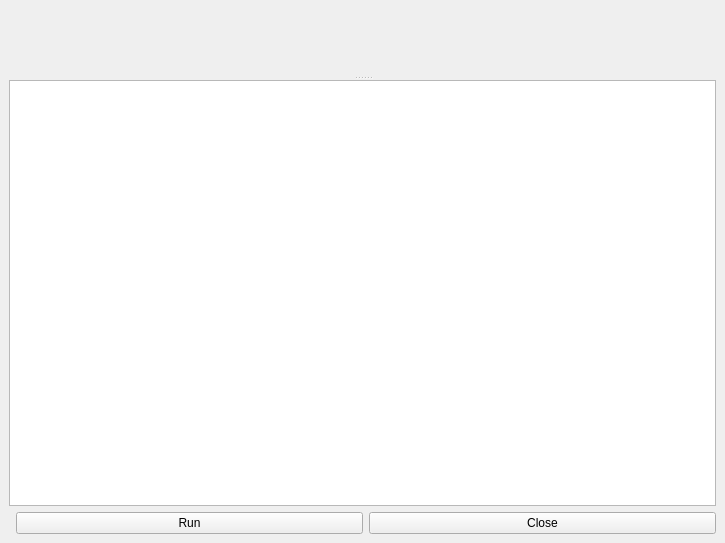
Before: the Qt Designer form source/application/script/ScriptWindow.ui in CST-Modelling-Tools/TonatiuhPP, drawn with Qt 5.
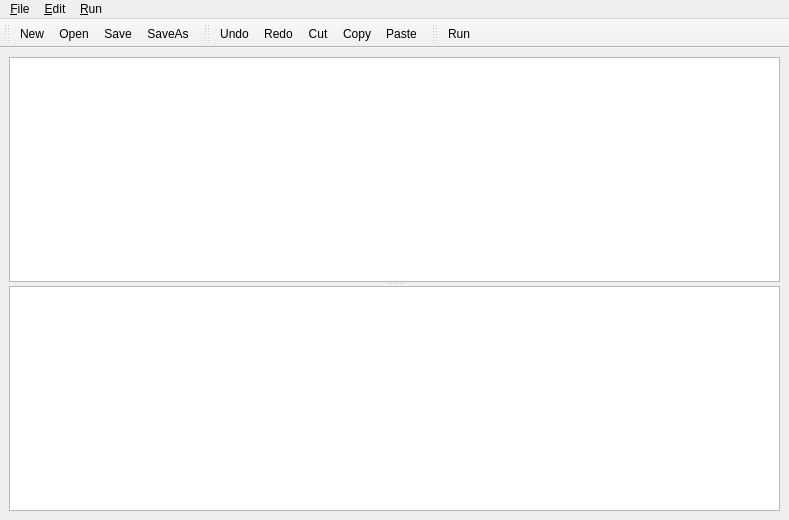
After: the same form once the commit is applied. Icons and pictures are not drawn. Custom widgets are drawn as their Qt base class.

Commit message: ScriptEditor with SyntaxHighlighter

What changed in the file:
```diff
--- a/source/application/script/ScriptWindow.ui
+++ b/source/application/script/ScriptWindow.ui
@@ -6,8 +6,8 @@
    <rect>
     <x>0</x>
     <y>0</y>
-    <width>725</width>
-    <height>543</height>
+    <width>789</width>
+    <height>520</height>
    </rect>
   </property>
   <property name="windowTitle">
@@ -20,54 +20,223 @@
       <property name="orientation">
        <enum>Qt::Vertical</enum>
       </property>
-      <widget class="CodeEditorWidget" name="codeEditorWidget" native="true"/>
+      <widget class="CodeEditor" name="codeEditor"/>
       <widget class="QPlainTextEdit" name="logWidget"/>
      </widget>
     </item>
-    <item>
-     <layout class="QHBoxLayout" name="horizontalLayout">
-      <item>
-       <spacer name="horizontalSpacer">
-        <property name="orientation">
-         <enum>Qt::Horizontal</enum>
-        </property>
-       </spacer>
-      </item>
-      <item>
-       <widget class="QPushButton" name="runButton">
-        <property name="text">
-         <string>Run</string>
-        </property>
-       </widget>
-      </item>
-      <item>
-       <widget class="QPushButton" name="closeButton">
-        <property name="text">
-         <string>Close</string>
-        </property>
-       </widget>
-      </item>
-     </layout>
-    </item>
    </layout>
   </widget>
+  <widget class="QToolBar" name="toolBarFile">
+   <property name="windowTitle">
+    <string>toolBar</string>
+   </property>
+   <attribute name="toolBarArea">
+    <enum>TopToolBarArea</enum>
+   </attribute>
+   <attribute name="toolBarBreak">
+    <bool>false</bool>
+   </attribute>
+   <addaction name="actionFileNew"/>
+   <addaction name="actionFileOpen"/>
+   <addaction name="actionFileSave"/>
+   <addaction name="actionFileSaveAs"/>
+  </widget>
+  <widget class="QToolBar" name="toolBarEdit">
+   <property name="windowTitle">
+    <string>toolBar</string>
+   </property>
+   <attribute name="toolBarArea">
+    <enum>TopToolBarArea</enum>
+   </attribute>
+   <attribute name="toolBarBreak">
+    <bool>false</bool>
+   </attribute>
+   <addaction name="actionEditUndo"/>
+   <addaction name="actionEditRedo"/>
+   <addaction name="actionEditCut"/>
+   <addaction name="actionEditCopy"/>
+   <addaction name="actionEditPaste"/>
+  </widget>
+  <widget class="QToolBar" name="toolBarRun">
+   <property name="windowTitle">
+    <string>toolBar_2</string>
+   </property>
+   <attribute name="toolBarArea">
+    <enum>TopToolBarArea</enum>
+   </attribute>
+   <attribute name="toolBarBreak">
+    <bool>false</bool>
+   </attribute>
+   <addaction name="actionRunScript"/>
+  </widget>
   <widget class="QMenuBar" name="menuBar">
    <property name="geometry">
     <rect>
      <x>0</x>
      <y>0</y>
-     <width>725</width>
+     <width>789</width>
      <height>21</height>
     </rect>
    </property>
+   <widget class="QMenu" name="menu_File">
+    <property name="title">
+     <string>&amp;File</string>
+    </property>
+    <addaction name="actionFileNew"/>
+    <addaction name="actionFileOpen"/>
+    <addaction name="actionFileSave"/>
+    <addaction name="actionFileSaveAs"/>
+   </widget>
+   <widget class="QMenu" name="menu_Edit">
+    <property name="title">
+     <string>&amp;Edit</string>
+    </property>
+    <addaction name="actionEditUndo"/>
+    <addaction name="actionEditRedo"/>
+    <addaction name="separator"/>
+    <addaction name="actionEditCut"/>
+    <addaction name="actionEditCopy"/>
+    <addaction name="actionEditPaste"/>
+   </widget>
+   <widget class="QMenu" name="menu_Run">
+    <property name="title">
+     <string>&amp;Run</string>
+    </property>
+    <addaction name="actionRunScript"/>
+   </widget>
+   <addaction name="menu_File"/>
+   <addaction name="menu_Edit"/>
+   <addaction name="menu_Run"/>
   </widget>
+  <action name="actionRunScript">
+   <property name="icon">
+    <iconset resource="../resources.qrc">
+     <normaloff>:/images/run/runRayTracing.png</normaloff>:/images/run/runRayTracing.png</iconset>
+   </property>
+   <property name="text">
+    <string>Run</string>
+   </property>
+   <property name="shortcut">
+    <string>Ctrl+R</string>
+   </property>
+  </action>
+  <action name="actionFileOpen">
+   <property name="icon">
+    <iconset resource="../resources.qrc">
+     <normaloff>:/images/file/open.png</normaloff>:/images/file/open.png</iconset>
+   </property>
+   <property name="text">
+    <string>Open</string>
+   </property>
+   <property name="shortcut">
+    <string>Ctrl+O</string>
+   </property>
+  </action>
+  <action name="actionFileSave">
+   <property name="icon">
+    <iconset resource="../resources.qrc">
+     <normaloff>:/images/file/save.png</normaloff>:/images/file/save.png</iconset>
+   </property>
+   <property name="text">
+    <string>Save</string>
+   </property>
+   <property name="shortcut">
+    <string>Ctrl+S</string>
+   </property>
+  </action>
+  <action name="actionFileNew">
+   <property name="icon">
+    <iconset resource="../resources.qrc">
+     <normaloff>:/images/file/new.png</normaloff>:/images/file/new.png</iconset>
+   </property>
+   <property name="text">
+    <string>New</string>
+   </property>
+   <property name="shortcut">
+    <string>Ctrl+N</string>
+   </property>
+  </action>
+  <action name="actionFileSaveAs">
+   <property name="icon">
+    <iconset resource="../resources.qrc">
+     <normaloff>:/images/file/saveas.png</normaloff>:/images/file/saveas.png</iconset>
+   </property>
+   <property name="text">
+    <string>SaveAs</string>
+   </property>
+   <property name="shortcut">
+    <string>Ctrl+Alt+S</string>
+   </property>
+  </action>
+  <action name="actionEditUndo">
+   <property name="icon">
+    <iconset resource="../resources.qrc">
+     <normaloff>:/images/edit/undo.png</normaloff>:/images/edit/undo.png</iconset>
+   </property>
+   <property name="text">
+    <string>Undo</string>
+   </property>
+   <property name="shortcut">
+    <string>Ctrl+Z</string>
+   </property>
+  </action>
+  <action name="actionEditRedo">
+   <property name="icon">
+    <iconset resource="../resources.qrc">
+     <normaloff>:/images/edit/redo.png</normaloff>:/images/edit/redo.png</iconset>
+   </property>
+   <property name="text">
+    <string>Redo</string>
+   </property>
+   <property name="toolTip">
+    <string>Redo</string>
+   </property>
+   <property name="shortcut">
+    <string>Ctrl+Shift+Z</string>
+   </property>
+  </action>
+  <action name="actionEditCut">
+   <property name="icon">
+    <iconset resource="../resources.qrc">
+     <normaloff>:/images/edit/cut.png</normaloff>:/images/edit/cut.png</iconset>
+   </property>
+   <property name="text">
+    <string>Cut</string>
+   </property>
+   <property name="shortcut">
+    <string>Ctrl+X</string>
+   </property>
+  </action>
+  <action name="actionEditCopy">
+   <property name="icon">
+    <iconset resource="../resources.qrc">
+     <normaloff>:/images/edit/copy.png</normaloff>:/images/edit/copy.png</iconset>
+   </property>
+   <property name="text">
+    <string>Copy</string>
+   </property>
+   <property name="shortcut">
+    <string>Ctrl+C</string>
+   </property>
+  </action>
+  <action name="actionEditPaste">
+   <property name="icon">
+    <iconset resource="../resources.qrc">
+     <normaloff>:/images/edit/paste.png</normaloff>:/images/edit/paste.png</iconset>
+   </property>
+   <property name="text">
+    <string>Paste</string>
+   </property>
+   <property name="shortcut">
+    <string>Ctrl+V</string>
+   </property>
+  </action>
  </widget>
  <customwidgets>
   <customwidget>
-   <class>CodeEditorWidget</class>
-   <extends>QWidget</extends>
-   <header>script/CodeEditorWidget.h</header>
-   <container>1</container>
+   <class>CodeEditor</class>
+   <extends>QPlainTextEdit</extends>
+   <header>script/CodeEditor.h</header>
   </customwidget>
  </customwidgets>
  <resources/>
```
Left out of the diff: 6 changed lines with no effect on the pictures. The commit also changes 36 other files.
